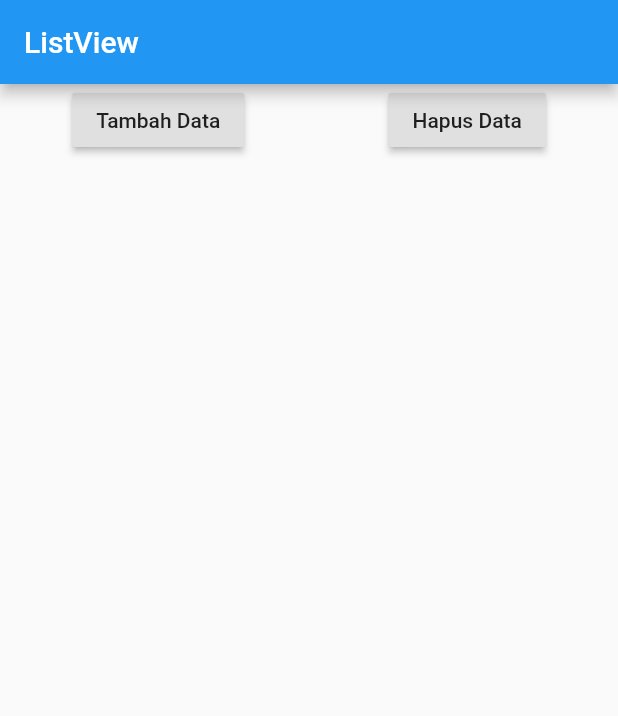
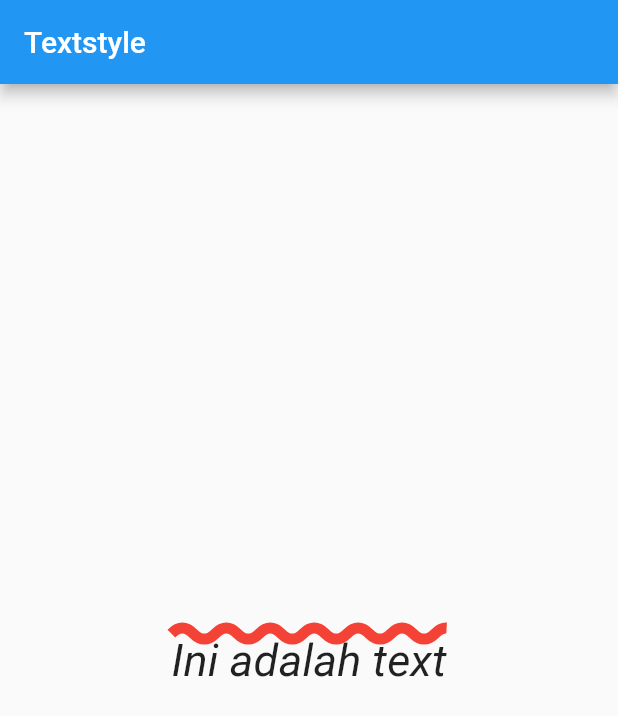
Before and after one commit to 1hafizhsdq/leraning, a Flutter app: the screen it shows after launch, on a phone screen of 412 x 824 dp. Shown: the top 716 px of the screen. Run offline on Flutter 3.47's test engine with Material 2 defaults, Android fonts, the phone set to English and light mode, and no system bars; Roboto replaces fonts that are missing (CrashLandingBB).

Commit message:
textstyle

```diff
--- a/lib/main.dart
+++ b/lib/main.dart
@@ -2,55 +2,28 @@ import 'package:flutter/material.dart';
 
 void main() => runApp(MyApp());
 
-class MyApp extends StatefulWidget {
-  @override
-  _MyAppState createState() => _MyAppState();
-}
-
-class _MyAppState extends State<MyApp> {
-  List<Widget> widgets = [];
-  int counter = 1;
+class MyApp extends StatelessWidget {
+  const MyApp({Key? key}) : super(key: key);
 
   @override
   Widget build(BuildContext context) {
     return MaterialApp(
       home: Scaffold(
         appBar: AppBar(
-          title: Text('ListView'),
+          title: Text("Textstyle"),
         ),
-        body: ListView(
-          children: [
-            Row(
-              mainAxisAlignment: MainAxisAlignment.spaceAround,
-              children: [
-                RaisedButton(
-                  child: Text("Tambah Data"),
-                  onPressed: () {
-                    setState(() {
-                      widgets.add(Text(
-                        "Data ke -" + counter.toString(),
-                        style: TextStyle(fontSize: 35),
-                      ));
-                      counter++;
-                    });
-                  },
-                ),
-                RaisedButton(
-                  child: Text("Hapus Data"),
-                  onPressed: () {
-                    setState(() {
-                      widgets.removeLast();
-                      counter--;
-                    });
-                  },
-                ),
-              ],
-            ),
-            Column(
-              crossAxisAlignment: CrossAxisAlignment.start,
-              children: widgets,
-            )
-          ],
+        body: Center(
+          child: Text(
+            "Ini adalah text",
+            style: TextStyle(
+                fontFamily: "CrashLandingBB",
+                fontSize: 30,
+                fontStyle: FontStyle.italic,
+                decoration: TextDecoration.overline,
+                decorationColor: Colors.red,
+                decorationThickness: 5,
+                decorationStyle: TextDecorationStyle.wavy),
+          ),
         ),
       ),
     );
```
Also changed, not shown: pubspec.yaml (+6 -6 lines), fonts/crashlanding-bb.ttf (added), fonts/crashlanding-bb_italic.ttf (added).
